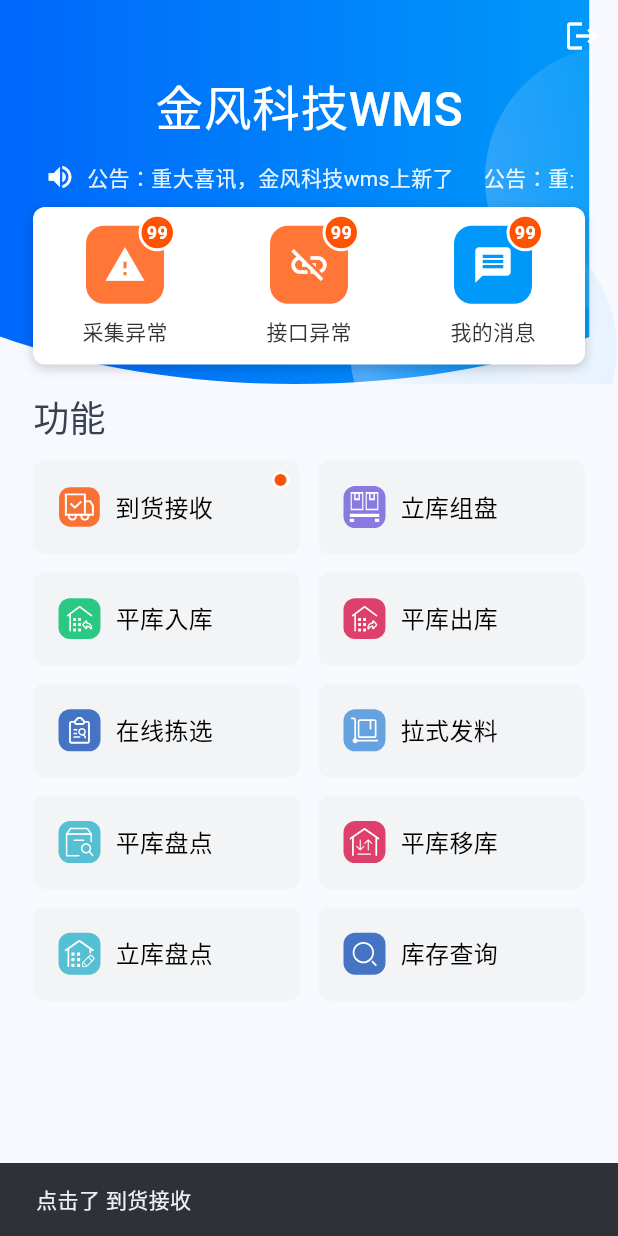
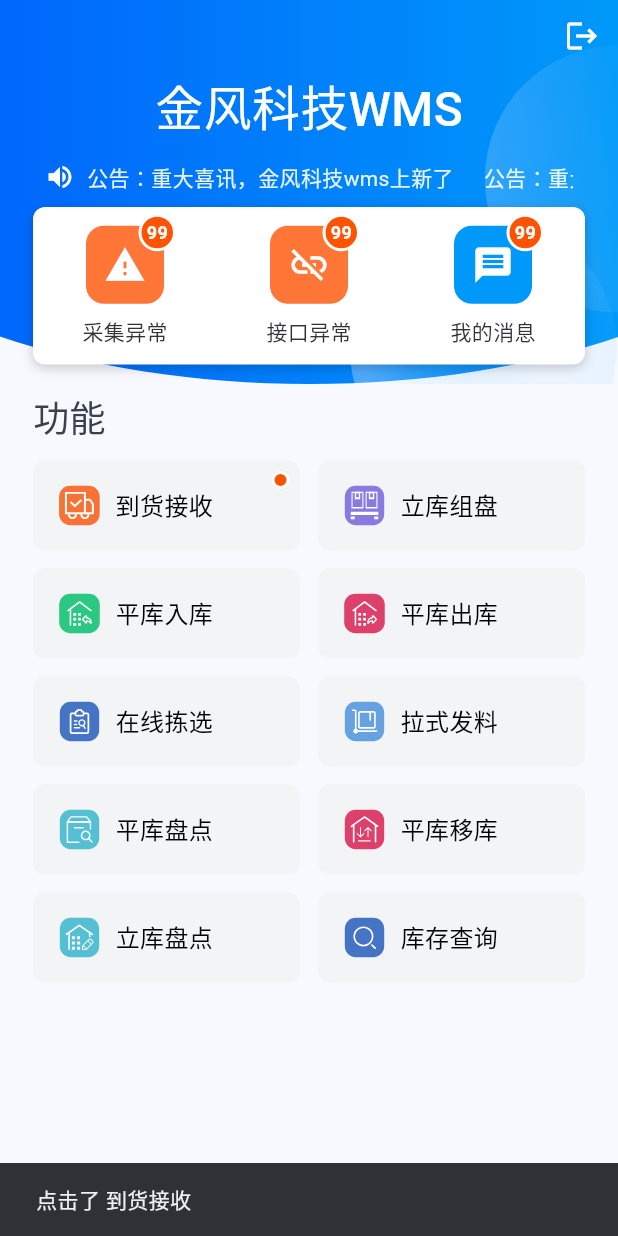
Before and after one commit to dadage456/flutter_demo1, a Flutter app: the screen it shows after launch, after a tap on "到货接收", on a phone screen of 412 x 824 dp. Run offline on Flutter 3.47's test engine with Material 3 defaults, Android fonts, the phone set to English and light mode, and no system bars; drawn by our look-alikes of marquee; our stand-ins replace flutter_svg.

Commit message:
主页完善完成

```diff
--- a/lib/home.dart
+++ b/lib/home.dart
@@ -1,6 +1,7 @@
 import 'package:flutter/material.dart';
 import 'package:flutter_svg/flutter_svg.dart';
 import 'package:marquee/marquee.dart';
+import 'ware_house_collection_page1.dart';
 
 /* ---------------- 入口 ---------------- */
 class WMSHomePage extends StatelessWidget {
@@ -50,13 +51,17 @@ class _TopBackground extends StatelessWidget {
       width: double.infinity,
       child: Stack(
         children: [
-          SvgPicture.asset('assets/images/home_top_bg.svg', fit: BoxFit.fill),
+          SvgPicture.asset(
+            'assets/images/home_top_bg.svg',
+            fit: BoxFit.fill,
+            width: double.infinity,
+          ),
           Positioned(
             top: 0,
             right: 0,
             child: SvgPicture.asset(
               'assets/images/home_top_circle.svg',
-              fit: BoxFit.cover,
+              fit: BoxFit.fill,
             ),
           ),
         ],
@@ -267,7 +272,7 @@ class _FunctionGrid extends StatelessWidget {
             physics: const NeverScrollableScrollPhysics(),
             gridDelegate: const SliverGridDelegateWithFixedCrossAxisCount(
               crossAxisCount: 2,
-              childAspectRatio: 2.85,
+              mainAxisExtent: 60,
               crossAxisSpacing: 12,
               mainAxisSpacing: 12,
             ),
@@ -289,12 +294,23 @@ class _FunctionGrid extends StatelessWidget {
     child: Material(
       color: Colors.transparent,
       child: InkWell(
-        onTap: () => ScaffoldMessenger.of(context).showSnackBar(
-          SnackBar(
-            content: Text('点击了 ${f.title}'),
-            duration: const Duration(seconds: 2),
-          ),
-        ),
+        onTap: () {
+          if (f.title == '平库出库') {
+            Navigator.push(
+              context,
+              MaterialPageRoute(
+                builder: (context) => const WarehouseCollectionPage(),
+              ),
+            );
+          } else {
+            ScaffoldMessenger.of(context).showSnackBar(
+              SnackBar(
+                content: Text('点击了 ${f.title}'),
+                duration: const Duration(seconds: 2),
+              ),
+            );
+          }
+        },
         borderRadius: BorderRadius.circular(8),
         splashColor: Colors.blue.withValues(alpha: 0.3),
         highlightColor: Colors.blue.withValues(alpha: 0.2),
```
